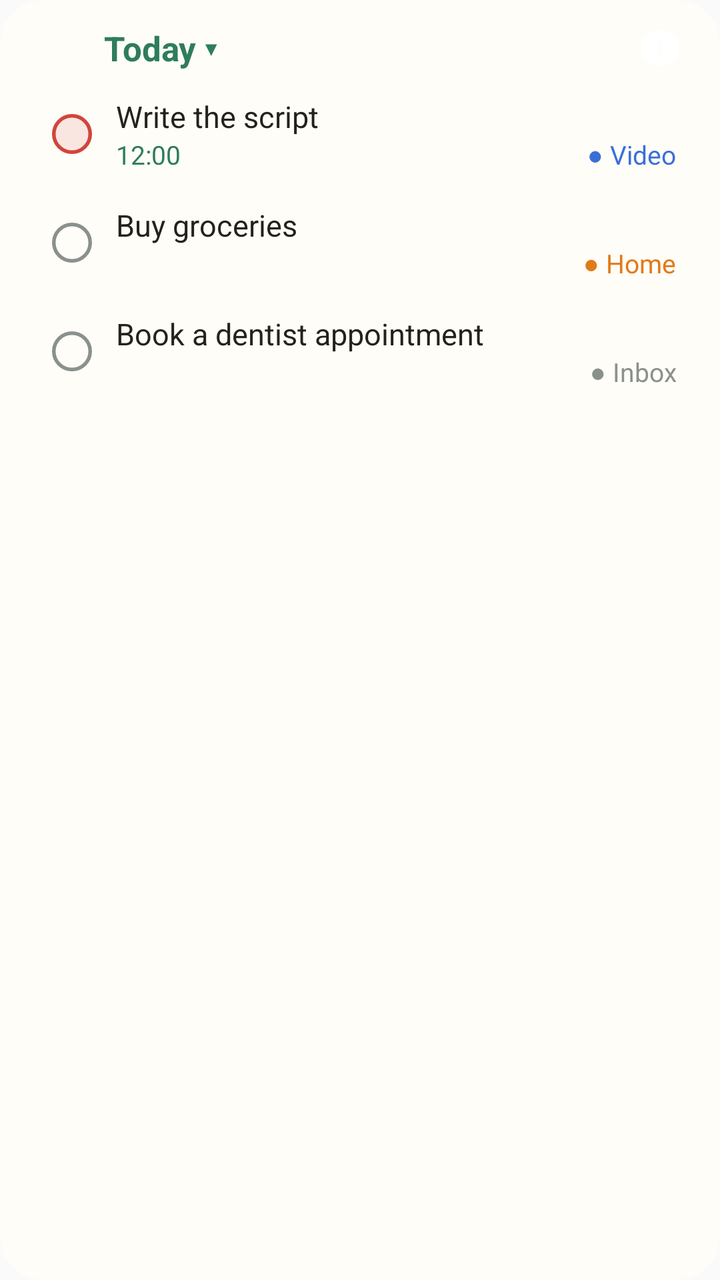
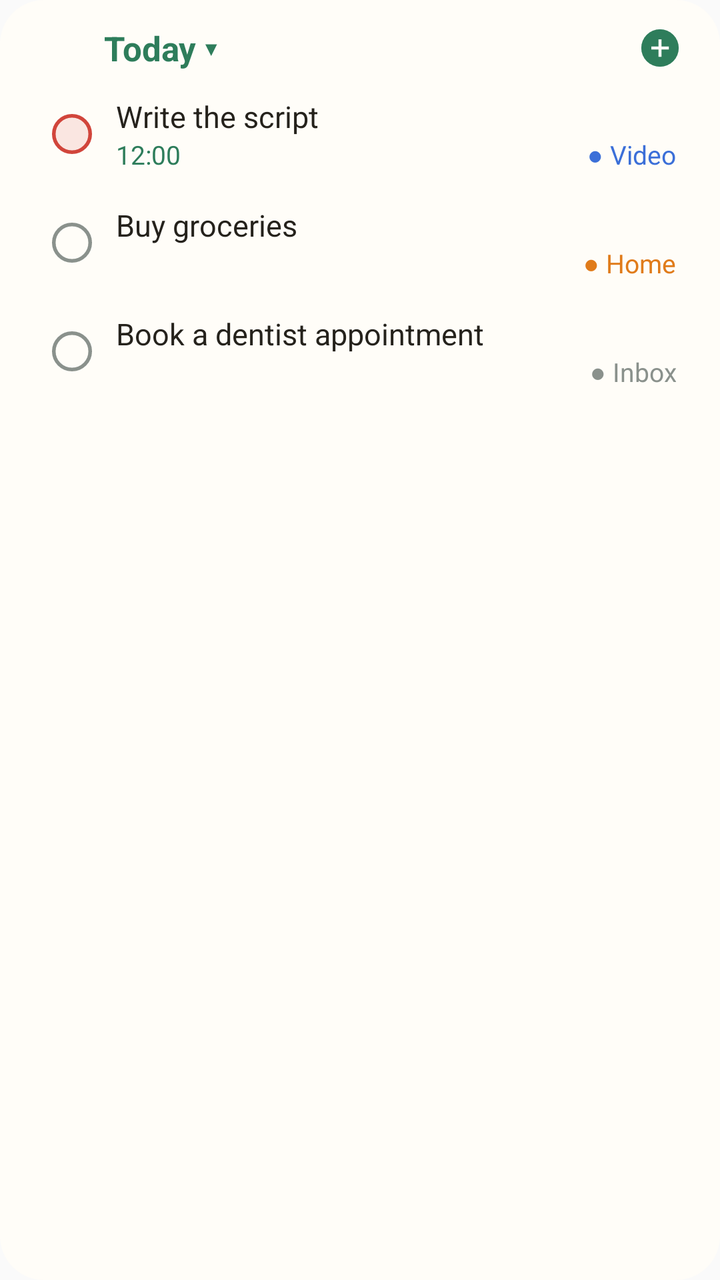

Compare the two renders of this Android layout. The source of the first and the diff that turns it into the second are given below.
<!-- AndroidManifest.xml: application theme AppTheme -->
<!-- res/layout/widget_preview.xml -->
<?xml version="1.0" encoding="utf-8"?>
<FrameLayout xmlns:android="http://schemas.android.com/apk/res/android"
    android:layout_width="match_parent"
    android:layout_height="match_parent">

    <ImageView
        android:layout_width="match_parent"
        android:layout_height="match_parent"
        android:scaleType="fitXY"
        android:src="@drawable/widget_bg_light"
        android:importantForAccessibility="no" />

    <LinearLayout
        android:layout_width="match_parent"
        android:layout_height="wrap_content"
        android:orientation="vertical"
        android:padding="8dp">

        <LinearLayout
            android:layout_width="match_parent"
            android:layout_height="wrap_content"
            android:gravity="center_vertical"
            android:orientation="horizontal"
            android:paddingStart="6dp"
            android:paddingEnd="6dp">
            <ImageView
                android:layout_width="28dp"
                android:layout_height="28dp"
                android:src="@mipmap/ic_launcher_round"
                android:importantForAccessibility="no" />
            <TextView
                android:layout_width="0dp"
                android:layout_height="wrap_content"
                android:layout_weight="1"
                android:layout_marginStart="10dp"
                android:text="@string/preview_title"
                android:textColor="#2E7D5B"
                android:textSize="17sp"
                android:textStyle="bold" />
            <ImageView
                android:layout_width="32dp"
                android:layout_height="32dp"
                android:padding="6dp"
                android:src="@drawable/widget_add"
                android:importantForAccessibility="no" />
        </LinearLayout>

        <LinearLayout
            android:layout_width="match_parent"
            android:layout_height="wrap_content"
            android:gravity="center_vertical"
            android:orientation="horizontal"
            android:paddingStart="6dp"
            android:paddingEnd="14dp"
            android:paddingTop="8dp"
            android:paddingBottom="8dp">
            <ImageView
                android:layout_width="44dp"
                android:layout_height="36dp"
                android:padding="8dp"
                android:src="@drawable/widget_check_p1"
                android:importantForAccessibility="no" />
            <LinearLayout
                android:layout_width="0dp"
                android:layout_height="wrap_content"
                android:layout_weight="1"
                android:orientation="vertical">
                <TextView
                    android:layout_width="match_parent"
                    android:layout_height="wrap_content"
                    android:singleLine="true"
                    android:ellipsize="end"
                    android:text="@string/preview_task_1"
                    android:textColor="#25221C"
                    android:textSize="15sp" />
                <LinearLayout
                    android:layout_width="match_parent"
                    android:layout_height="wrap_content"
                    android:orientation="horizontal">
                    <TextView
                        android:layout_width="wrap_content"
                        android:layout_height="wrap_content"
                        android:text="12:00"
                        android:textColor="#2E7D5B"
                        android:textSize="13sp" />
                    <TextView
                        android:layout_width="0dp"
                        android:layout_height="wrap_content"
                        android:layout_weight="1"
                        android:gravity="end"
                        android:text="@string/preview_project_1"
                        android:textColor="#3B6FD8"
                        android:textSize="13sp" />
                </LinearLayout>
            </LinearLayout>
        </LinearLayout>
        <LinearLayout
            android:layout_width="match_parent"
            android:layout_height="wrap_content"
            android:gravity="center_vertical"
            android:orientation="horizontal"
            android:paddingStart="6dp"
            android:paddingEnd="14dp"
            android:paddingTop="8dp"
            android:paddingBottom="8dp">
            <ImageView
                android:layout_width="44dp"
                android:layout_height="36dp"
                android:padding="8dp"
                android:src="@drawable/widget_check_p4"
                android:importantForAccessibility="no" />
            <LinearLayout
                android:layout_width="0dp"
                android:layout_height="wrap_content"
                android:layout_weight="1"
                android:orientation="vertical">
                <TextView
                    android:layout_width="match_parent"
                    android:layout_height="wrap_content"
                    android:singleLine="true"
                    android:ellipsize="end"
                    android:text="@string/preview_task_2"
                    android:textColor="#25221C"
                    android:textSize="15sp" />
                <LinearLayout
                    android:layout_width="match_parent"
                    android:layout_height="wrap_content"
                    android:orientation="horizontal">
                    <TextView
                        android:layout_width="wrap_content"
                        android:layout_height="wrap_content"
                        android:text=""
                        android:textColor="#2E7D5B"
                        android:textSize="13sp" />
                    <TextView
                        android:layout_width="0dp"
                        android:layout_height="wrap_content"
                        android:layout_weight="1"
                        android:gravity="end"
                        android:text="@string/preview_project_2"
                        android:textColor="#E07B1A"
                        android:textSize="13sp" />
                </LinearLayout>
            </LinearLayout>
        </LinearLayout>
        <LinearLayout
            android:layout_width="match_parent"
            android:layout_height="wrap_content"
            android:gravity="center_vertical"
            android:orientation="horizontal"
            android:paddingStart="6dp"
            android:paddingEnd="14dp"
            android:paddingTop="8dp"
            android:paddingBottom="8dp">
            <ImageView
                android:layout_width="44dp"
                android:layout_height="36dp"
                android:padding="8dp"
                android:src="@drawable/widget_check_p4"
                android:importantForAccessibility="no" />
            <LinearLayout
                android:layout_width="0dp"
                android:layout_height="wrap_content"
                android:layout_weight="1"
                android:orientation="vertical">
                <TextView
                    android:layout_width="match_parent"
                    android:layout_height="wrap_content"
                    android:singleLine="true"
                    android:ellipsize="end"
                    android:text="@string/preview_task_3"
                    android:textColor="#25221C"
                    android:textSize="15sp" />
                <LinearLayout
                    android:layout_width="match_parent"
                    android:layout_height="wrap_content"
                    android:orientation="horizontal">
                    <TextView
                        android:layout_width="wrap_content"
                        android:layout_height="wrap_content"
                        android:text=""
                        android:textColor="#2E7D5B"
                        android:textSize="13sp" />
                    <TextView
                        android:layout_width="0dp"
                        android:layout_height="wrap_content"
                        android:layout_weight="1"
                        android:gravity="end"
                        android:text="@string/preview_project_3"
                        android:textColor="#8A918C"
                        android:textSize="13sp" />
                </LinearLayout>
            </LinearLayout>
        </LinearLayout>
    </LinearLayout>
</FrameLayout>
<!-- resources referenced by this layout -->
<resources>
  <!-- drawable widget_add (drawable) -->
  <?xml version="1.0" encoding="utf-8"?>
  <vector xmlns:android="http://schemas.android.com/apk/res/android"
      android:width="32dp"
      android:height="32dp"
      android:viewportWidth="32"
      android:viewportHeight="32">
      
      <path
          android:fillColor="#FFFFFFFF"
          android:fillType="evenOdd"
          android:pathData="M16,1a15,15 0,1 1,0 30a15,15 0,1 1,0 -30zM14.8,9h2.4v5.8h5.8v2.4h-5.8v5.8h-2.4v-5.8h-5.8v-2.4h5.8z" />
  </vector>
  <!-- drawable widget_bg_light (drawable) -->
  <?xml version="1.0" encoding="utf-8"?>
  <shape xmlns:android="http://schemas.android.com/apk/res/android" android:shape="rectangle">
      <solid android:color="#FFFFFDF8" />
      <corners android:radius="22dp" />
  </shape>
  <!-- drawable widget_check_p1 (drawable) -->
  <?xml version="1.0" encoding="utf-8"?>
  <shape xmlns:android="http://schemas.android.com/apk/res/android" android:shape="oval">
      <solid android:color="#1FD1453B" />
      <stroke android:width="2dp" android:color="#D1453B" />
      <size android:width="22dp" android:height="22dp" />
  </shape>
  <!-- drawable widget_check_p4 (drawable) -->
  <?xml version="1.0" encoding="utf-8"?>
  <shape xmlns:android="http://schemas.android.com/apk/res/android" android:shape="oval">
      <solid android:color="#00000000" />
      <stroke android:width="2dp" android:color="#8A918C" />
      <size android:width="22dp" android:height="22dp" />
  </shape>
  <!-- mipmap ic_launcher_round (mipmap-anydpi-v26) -->
  <?xml version="1.0" encoding="utf-8"?>
  <adaptive-icon xmlns:android="http://schemas.android.com/apk/res/android">
      <background android:drawable="@color/ic_launcher_background"/>
      <foreground android:drawable="@mipmap/ic_launcher_foreground"/>
  </adaptive-icon>
  <string name="preview_project_1">● Video</string>
  <string name="preview_project_2">● Home</string>
  <string name="preview_project_3">● Inbox</string>
  <string name="preview_task_1">Write the script</string>
  <string name="preview_task_2">Buy groceries</string>
  <string name="preview_task_3">Book a dentist appointment</string>
  <string name="preview_title">Today  ▾</string>
  <style name="AppTheme" parent="Theme.AppCompat.Light.DarkActionBar">
          
          <item name="colorPrimary">@color/colorPrimary</item>
          <item name="colorPrimaryDark">@color/colorPrimaryDark</item>
          <item name="colorAccent">@color/colorAccent</item>
      </style>
  <color name="ic_launcher_background">#2E7D5B</color>
</resources>

<!-- the commit's change to res/layout/widget_preview.xml (unified diff, before → after) -->
@@ -42,6 +42,7 @@
                 android:layout_height="32dp"
                 android:padding="6dp"
                 android:src="@drawable/widget_add"
+                android:tint="#2E7D5B"
                 android:importantForAccessibility="no" />
         </LinearLayout>
 
